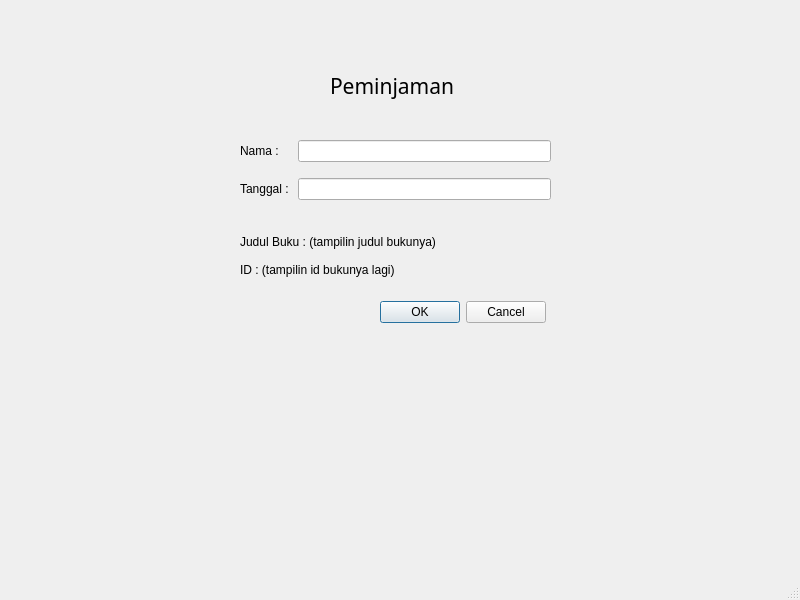
Above: inputpeminjaman.ui from kyraa16/LibraryManagement before the change. Below: the same form after it.
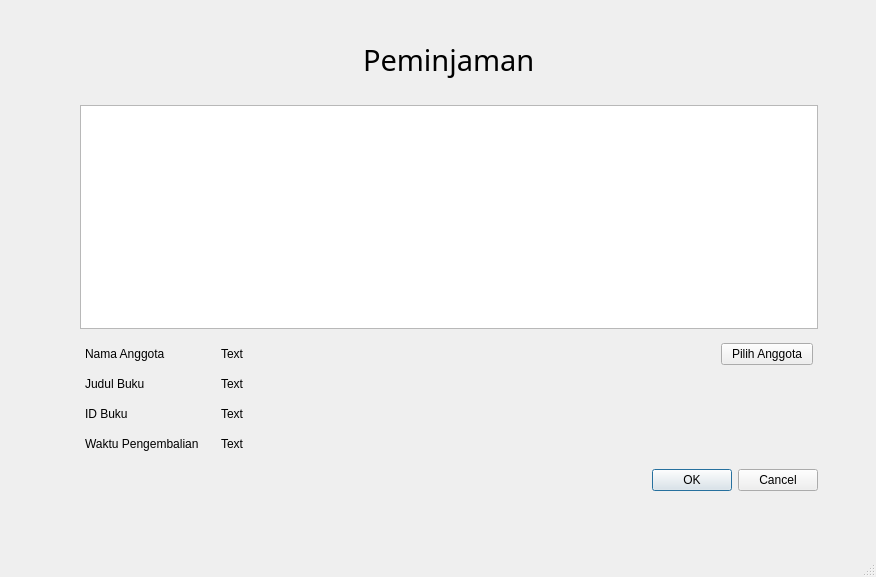
That is the form after the change.

```diff
--- a/inputpeminjaman.ui
+++ b/inputpeminjaman.ui
@@ -6,104 +6,192 @@
    <rect>
     <x>0</x>
     <y>0</y>
-    <width>800</width>
-    <height>600</height>
+    <width>876</width>
+    <height>577</height>
    </rect>
   </property>
   <property name="windowTitle">
    <string>MainWindow</string>
   </property>
+  <property name="styleSheet">
+   <string notr="true"/>
+  </property>
   <widget class="QWidget" name="centralwidget">
-   <widget class="QLabel" name="label_3">
+   <widget class="QWidget" name="layoutWidget">
     <property name="geometry">
      <rect>
-      <x>330</x>
-      <y>70</y>
-      <width>131</width>
-      <height>31</height>
+      <x>80</x>
+      <y>40</y>
+      <width>738</width>
+      <height>451</height>
      </rect>
     </property>
-    <property name="font">
-     <font>
-      <family>SF Pro Bold</family>
-      <pointsize>16</pointsize>
-     </font>
-    </property>
-    <property name="text">
-     <string>Peminjaman</string>
-    </property>
-   </widget>
-   <widget class="QWidget" name="gridLayoutWidget">
-    <property name="geometry">
-     <rect>
-      <x>240</x>
-      <y>130</y>
-      <width>311</width>
-      <height>81</height>
-     </rect>
-    </property>
-    <layout class="QGridLayout" name="gridLayout_2">
-     <item row="0" column="0">
-      <widget class="QLabel" name="label_6">
-       <property name="text">
-        <string>Nama : </string>
+    <layout class="QVBoxLayout" name="verticalLayout_2">
+     <property name="spacing">
+      <number>0</number>
+     </property>
+     <item>
+      <layout class="QHBoxLayout" name="horizontalLayout_3">
+       <property name="bottomMargin">
+        <number>25</number>
        </property>
-      </widget>
+       <item>
+        <spacer name="horizontalSpacer_3">
+         <property name="orientation">
+          <enum>Qt::Horizontal</enum>
+         </property>
+         <property name="sizeHint" stdset="0">
+          <size>
+           <width>40</width>
+           <height>20</height>
+          </size>
+         </property>
+        </spacer>
+       </item>
+       <item>
+        <widget class="QLabel" name="label_3">
+         <property name="font">
+          <font>
+           <family>SF Pro Bold</family>
+           <pointsize>22</pointsize>
+          </font>
+         </property>
+         <property name="text">
+          <string>Peminjaman</string>
+         </property>
+        </widget>
+       </item>
+       <item>
+        <spacer name="horizontalSpacer_2">
+         <property name="orientation">
+          <enum>Qt::Horizontal</enum>
+         </property>
+         <property name="sizeHint" stdset="0">
+          <size>
+           <width>40</width>
+           <height>20</height>
+          </size>
+         </property>
+        </spacer>
+       </item>
+      </layout>
      </item>
-     <item row="1" column="0">
-      <widget class="QLabel" name="label_7">
-       <property name="text">
-        <string>Tanggal : </string>
-       </property>
-      </widget>
+     <item>
+      <widget class="QListView" name="listView"/>
      </item>
-     <item row="0" column="1">
-      <widget class="QLineEdit" name="lineEdit_3"/>
-     </item>
-     <item row="1" column="1">
-      <widget class="QLineEdit" name="lineEdit_4"/>
-     </item>
-    </layout>
-   </widget>
-   <widget class="QWidget" name="gridLayoutWidget_2">
-    <property name="geometry">
-     <rect>
-      <x>240</x>
-      <y>230</y>
-      <width>311</width>
-      <height>51</height>
-     </rect>
-    </property>
-    <layout class="QGridLayout" name="gridLayout_3">
-     <item row="2" column="0">
-      <widget class="QLabel" name="label_2">
-       <property name="text">
-        <string>ID : (tampilin id bukunya lagi)</string>
+     <item>
+      <layout class="QGridLayout" name="gridLayout" columnstretch="1,0,0,0" rowminimumheight="30,30,30,30">
+       <property name="leftMargin">
+        <number>5</number>
        </property>
-      </widget>
+       <property name="topMargin">
+        <number>10</number>
+       </property>
+       <property name="rightMargin">
+        <number>5</number>
+       </property>
+       <property name="bottomMargin">
+        <number>10</number>
+       </property>
+       <item row="1" column="2">
+        <widget class="QLabel" name="judulBuku">
+         <property name="text">
+          <string>Text</string>
+         </property>
+        </widget>
+       </item>
+       <item row="0" column="0">
+        <widget class="QLabel" name="label">
+         <property name="text">
+          <string>Nama Anggota  </string>
+         </property>
+        </widget>
+       </item>
+       <item row="3" column="0">
+        <widget class="QLabel" name="label_6">
+         <property name="text">
+          <string>Waktu Pengembalian </string>
+         </property>
+        </widget>
+       </item>
+       <item row="2" column="0">
+        <widget class="QLabel" name="label_4">
+         <property name="text">
+          <string>ID Buku </string>
+         </property>
+        </widget>
+       </item>
+       <item row="2" column="2">
+        <widget class="QLabel" name="idBuku">
+         <property name="text">
+          <string>Text</string>
+         </property>
+        </widget>
+       </item>
+       <item row="3" column="2">
+        <widget class="QLabel" name="waktuPengembalian">
+         <property name="text">
+          <string>Text</string>
+         </property>
+        </widget>
+       </item>
+       <item row="1" column="0">
+        <widget class="QLabel" name="label_2">
+         <property name="text">
+          <string>Judul Buku </string>
+         </property>
+        </widget>
+       </item>
+       <item row="1" column="1">
+        <spacer name="horizontalSpacer">
+         <property name="orientation">
+          <enum>Qt::Horizontal</enum>
+         </property>
+         <property name="sizeHint" stdset="0">
+          <size>
+           <width>40</width>
+           <height>20</height>
+          </size>
+         </property>
+        </spacer>
+       </item>
+       <item row="0" column="3">
+        <widget class="QPushButton" name="pilihAnggota">
+         <property name="text">
+          <string>  Pilih Anggota  </string>
+         </property>
+        </widget>
+       </item>
+       <item row="0" column="2">
+        <widget class="QLabel" name="label_5">
+         <property name="minimumSize">
+          <size>
+           <width>500</width>
+           <height>20</height>
+          </size>
+         </property>
+         <property name="maximumSize">
+          <size>
+           <width>200</width>
+           <height>20</height>
+          </size>
+         </property>
+         <property name="text">
+          <string>Text</string>
+         </property>
+        </widget>
+       </item>
+      </layout>
      </item>
-     <item row="1" column="0">
-      <widget class="QLabel" name="label">
-       <property name="text">
-        <string>Judul Buku : (tampilin judul bukunya)</string>
+     <item>
+      <widget class="QDialogButtonBox" name="confirmPeminjaman">
+       <property name="standardButtons">
+        <set>QDialogButtonBox::Cancel|QDialogButtonBox::Ok</set>
        </property>
       </widget>
      </item>
     </layout>
    </widget>
-   <widget class="QDialogButtonBox" name="buttonBox">
-    <property name="geometry">
-     <rect>
-      <x>380</x>
-      <y>300</y>
-      <width>166</width>
-      <height>24</height>
-     </rect>
-    </property>
-    <property name="standardButtons">
-     <set>QDialogButtonBox::Cancel|QDialogButtonBox::Ok</set>
-    </property>
-   </widget>
   </widget>
   <widget class="QMenuBar" name="menubar">
    <property name="geometry">
```
Left out of the diff: 2 changed lines with no effect on the pictures.
